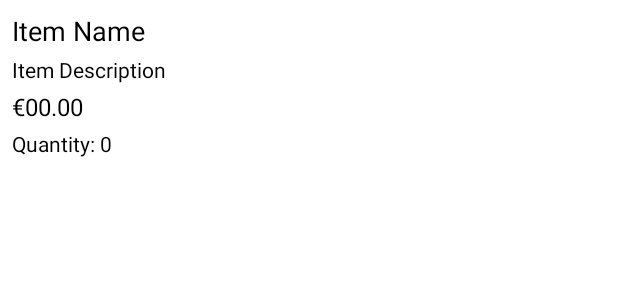
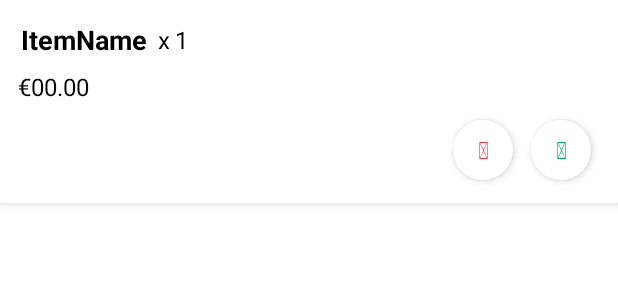
Before and after one commit to kylehellstrom-22343261/CS4084-Group_27, an Android app: the layout item_confirm_order.xml on its own in the app's theme, with its tools: preview values and no code run, on a phone screen of 412 x 824 dp. Shown: the top 300 px of the screen. Run offline under Robolectric (Android 15) with nearby library versions, the light colour scheme and no system bars.

```diff
--- a/app/src/main/res/layout/item_confirm_order.xml
+++ b/app/src/main/res/layout/item_confirm_order.xml
@@ -2,42 +2,103 @@
 <LinearLayout xmlns:android="http://schemas.android.com/apk/res/android"
     android:layout_width="match_parent"
     android:layout_height="wrap_content"
+    android:layout_marginBottom="2dp"
+    android:background="@color/white"
+    android:elevation="3dp"
     android:orientation="vertical"
-    android:padding="8dp"
-    android:background="?android:attr/selectableItemBackground">
+    android:padding="12dp">
 
-    <TextView
-        android:id="@+id/confirm_order_item_name"
+    <!-- Item Name x Quantity -->
+    <LinearLayout
         android:layout_width="wrap_content"
         android:layout_height="wrap_content"
-        android:text="Item Name"
-        android:textSize="18sp"
-        android:textColor="@color/black"/>
+        android:orientation="horizontal"
+        android:gravity="center_vertical"
+        android:layout_marginBottom="2dp">
 
-    <TextView
-        android:id="@+id/confirm_order_item_description"
-        android:layout_width="wrap_content"
-        android:layout_height="wrap_content"
-        android:text="Item Description"
-        android:textSize="14sp"
-        android:textColor="@color/black"
-        android:layout_marginTop="4dp"/>
+        <TextView
+            android:id="@+id/confirm_order_item_name"
+            android:layout_width="wrap_content"
+            android:layout_height="wrap_content"
+            android:padding="2dp"
+            android:text="ItemName"
+            android:textColor="@color/black"
+            android:textSize="18sp"
+            android:textStyle="bold" />
 
+        <TextView
+            android:layout_width="wrap_content"
+            android:layout_height="wrap_content"
+            android:paddingStart="5dp"
+            android:paddingEnd="3dp"
+            android:text="x"
+            android:textColor="@color/black"
+            android:textSize="16sp" />
+
+        <TextView
+            android:id="@+id/confirm_order_item_quantity"
+            android:layout_width="wrap_content"
+            android:layout_height="wrap_content"
+            android:text="1"
+            android:textColor="@color/black"
+            android:textSize="16sp" />
+    </LinearLayout>
+
+
+    <!-- Price -->
     <TextView
         android:id="@+id/confirm_order_item_price"
-        android:layout_width="wrap_content"
+        android:layout_width="match_parent"
         android:layout_height="wrap_content"
+        android:layout_marginTop="4dp"
         android:text="€00.00"
-        android:textSize="16sp"
         android:textColor="@color/black"
-        android:layout_marginTop="4dp"/>
+        android:textSize="16sp" />
 
-    <TextView
-        android:id="@+id/confirm_order_item_quantity"
-        android:layout_width="wrap_content"
+    <!-- Add / Remove Buttons -->
+    <LinearLayout
+        android:layout_width="match_parent"
         android:layout_height="wrap_content"
-        android:text="Quantity: 0"
-        android:textSize="14sp"
-        android:textColor="@color/black"
-        android:layout_marginTop="4dp"/>
+        android:layout_marginTop="8dp"
+        android:gravity="end"
+        android:orientation="horizontal">
+
+        <Button
+            android:id="@+id/order_item_remove_button"
+            android:layout_width="40dp"
+            android:layout_height="40dp"
+            android:layout_marginHorizontal="6dp"
+            android:layout_marginVertical="3dp"
+            android:layout_gravity="center_vertical"
+            android:background="@drawable/remove_button_bg"
+            android:contentDescription="Add"
+            android:elevation="3dp"
+            android:fontFamily="@font/fa_solid"
+            android:gravity="center"
+            android:padding="0dp"
+            android:stateListAnimator="@null"
+            android:text="\uf068"
+            android:textColor="@color/red"
+            android:textSize="16sp"
+            />
+
+        <Button
+            android:id="@+id/order_item_add_button"
+            android:layout_width="40dp"
+            android:layout_height="40dp"
+            android:layout_marginHorizontal="6dp"
+            android:layout_marginVertical="3dp"
+            android:layout_gravity="center_vertical"
+            android:background="@drawable/add_button_bg"
+            android:contentDescription="Add"
+            android:elevation="3dp"
+            android:fontFamily="@font/fa_solid"
+            android:gravity="center"
+            android:padding="0dp"
+            android:stateListAnimator="@null"
+            android:text="\uf067"
+            android:textColor="@color/green"
+            android:textSize="16sp"
+            />
+    </LinearLayout>
 </LinearLayout>
```
Also changed, not shown: app/src/main/java/com/example/unieats/view/adapter/ConfirmOrderAdapter.java (+50 -24 lines), app/src/main/java/com/example/unieats/view/adapter/MenuAdapter.java (+9 -0 lines), app/src/main/res/layout/fragment_confirm_order.xml (+11 -16 lines).
